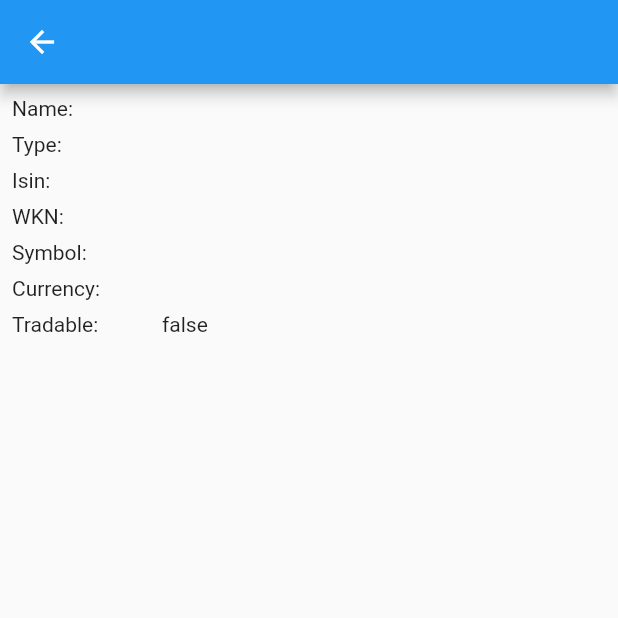
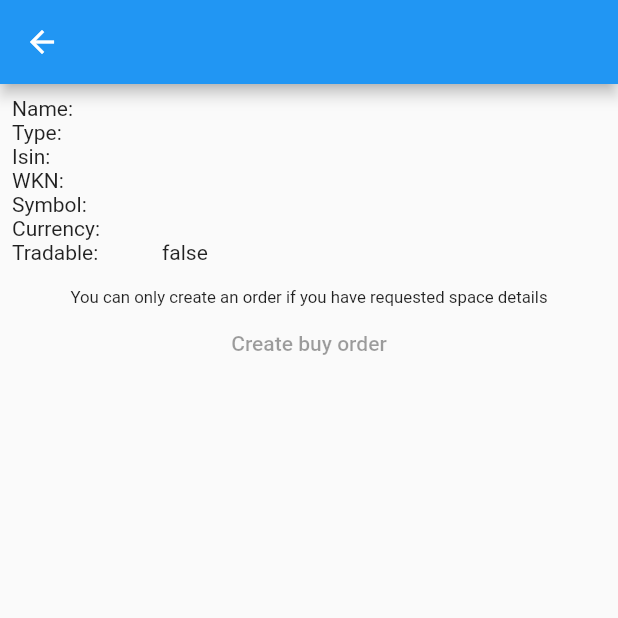
Before and after one commit to stormqueen23/lemonMarketsClient, a Flutter app: the InstrumentDetailScreen screen opened directly with empty values, on a phone screen of 412 x 824 dp, the top half of it. Run offline on Flutter 3.47's test engine with Material 2 defaults, Android fonts, the phone set to English and light mode, and no system bars; generated files the repository leaves out were written again.

Commit message:
add create order (buy) to example

```diff
--- a/example/lib/screens/homeScreen.dart
+++ b/example/lib/screens/homeScreen.dart
@@ -1,8 +1,10 @@
+import 'package:example/provider/lemonMarketsProvider.dart';
 import 'package:example/widgets/accessTokenWidgets.dart';
 import 'package:example/widgets/commonWidgets.dart';
 import 'package:example/widgets/searchInstrumentsWidgets.dart';
 import 'package:example/widgets/spaceWidgets.dart';
 import 'package:flutter/material.dart';
+import 'package:provider/provider.dart';
 
 class HomeScreen extends StatelessWidget {
   const HomeScreen({Key? key}) : super(key: key);
@@ -35,12 +37,12 @@ class HomeScreen extends StatelessWidget {
                   crossAxisAlignment: CrossAxisAlignment.center,
                   children: [
                     LemonErrorWidget(),
-                    AccessTokenRow(),
+                    DataReceivedWidget(hasData: context.watch<LemonMarketsProvider>().token != null, description: 'Token:',),
                     AccessTokenArea(),
                     Divider(
                       thickness: 3,
                     ),
-                    SpaceDetailRow(),
+                    DataReceivedWidget(hasData: context.watch<LemonMarketsProvider>().spaces != null, description: 'Space:',),
                     SpacesArea(),
 
                   ],
--- a/example/lib/screens/instrumentDetailScreen.dart
+++ b/example/lib/screens/instrumentDetailScreen.dart
@@ -1,4 +1,8 @@
+import 'package:example/provider/lemonMarketsProvider.dart';
+import 'package:example/screens/orderScreen.dart';
+import 'package:example/widgets/commonWidgets.dart';
 import 'package:flutter/material.dart';
+import 'package:provider/provider.dart';
 import 'package:lemon_markets_client/lemon_markets_client.dart';
 
 class InstrumentDetailScreen extends StatelessWidget {
@@ -8,6 +12,8 @@ class InstrumentDetailScreen extends StatelessWidget {
 
   @override
   Widget build(BuildContext context) {
+    bool hasToken = context.watch<LemonMarketsProvider>().token != null;
+    bool hasSpaceData = context.watch<LemonMarketsProvider>().spaces != null && context.watch<LemonMarketsProvider>().spaces!.result.isNotEmpty;
     return Scaffold(
       appBar: AppBar(
         title: Text(instrument.title),
@@ -16,28 +22,31 @@ class InstrumentDetailScreen extends StatelessWidget {
         padding: const EdgeInsets.all(8.0),
         child: Column(
           children: [
-            _getAttributeRow('Name: ', instrument.name),
-            _getAttributeRow('Type: ', instrument.type),
-            _getAttributeRow('Isin: ', instrument.isin),
-            _getAttributeRow('WKN: ', instrument.wkn),
-            _getAttributeRow('Symbol: ', instrument.symbol),
-            _getAttributeRow('Currency: ', instrument.currency),
-            _getAttributeRow('Tradable: ', instrument.tradable.toString()),
+            AttributeWidget(name: 'Name: ', value: instrument.name),
+            AttributeWidget(name: 'Type: ', value: instrument.type),
+            AttributeWidget(name: 'Isin: ', value: instrument.isin),
+            AttributeWidget(name: 'WKN: ', value: instrument.wkn),
+            AttributeWidget(name: 'Symbol: ', value: instrument.symbol),
+            AttributeWidget(name: 'Currency: ', value: instrument.currency),
+            AttributeWidget(name: 'Tradable: ', value: instrument.tradable.toString()),
+            Container(
+              height: 16,
+            ),
+            !hasToken || !hasSpaceData ? Text('You can only create an order if you have requested space details', textScaleFactor: 0.8,) : Container(),
+            TextButton(
+                onPressed: !instrument.tradable || !hasToken || !hasSpaceData
+                    ? null
+                    : () {
+                        context.read<LemonMarketsProvider>().orderCreated = false;
+                        Navigator.push(
+                          context,
+                          MaterialPageRoute(builder: (context) => OrderScreen(instrument: instrument, sell: false)),
+                        );
+                      },
+                child: Text('Create buy order'))
           ],
         ),
       ),
     );
   }
-
-  Widget _getAttributeRow(String name, String value) {
-    return Padding(
-      padding: const EdgeInsets.only(bottom: 8.0),
-      child: Row(
-        children: [
-          SizedBox(width: 100, child: Text(name)),
-          Flexible(flex: 3, child: Text(value))
-        ],
-      ),
-    );
-  }
 }
--- a/example/lib/widgets/commonWidgets.dart
+++ b/example/lib/widgets/commonWidgets.dart
@@ -10,7 +10,60 @@ class LemonErrorWidget extends StatelessWidget {
     bool hasError = context.watch<LemonMarketsProvider>().errorMessage != null;
     return hasError ? Padding(
       padding: const EdgeInsets.all(8.0),
-      child: Text(context.watch<LemonMarketsProvider>().errorMessage!, style: TextStyle(color: Colors.red)),
+      child: Column(
+        children: [
+          Row(
+            mainAxisAlignment: MainAxisAlignment.end,
+            children: [
+              IconButton(onPressed: () => context.read<LemonMarketsProvider>().setErrorMessage(null), icon: Icon(Icons.clear, color: Colors.red,)),
+            ],
+          ),
+          Text(context.watch<LemonMarketsProvider>().errorMessage!, style: TextStyle(color: Colors.red)),
+        ],
+      ),
     ) : Container();
   }
 }
+
+class AttributeWidget extends StatelessWidget {
+  final String name;
+  final String value;
+
+  const AttributeWidget({Key? key, required this.name, required this.value}) : super(key: key);
+
+  @override
+  Widget build(BuildContext context) {
+    return Row(
+      children: [
+        SizedBox(width: 100, child: Text(name)),
+        Flexible(child: SelectableText(value))
+      ],
+    );
+  }
+}
+
+class DataReceivedWidget extends StatelessWidget {
+  final bool hasData;
+  final String description;
+
+  const DataReceivedWidget({Key? key,required this.hasData,required this.description}) : super(key: key);
+
+  @override
+  Widget build(BuildContext context) {
+    return Row(
+      mainAxisAlignment: MainAxisAlignment.center,
+      children: [
+        Text(description),
+        hasData
+            ? Icon(
+          Icons.check_box,
+          color: Colors.green,
+        )
+            : Icon(
+          Icons.not_interested,
+          color: Colors.red,
+        )
+      ],
+    );
+  }
+}
--- a/example/lib/widgets/searchInstrumentsWidgets.dart
+++ b/example/lib/widgets/searchInstrumentsWidgets.dart
@@ -40,6 +40,7 @@ class _SearchInstrumentsAreaState extends State<SearchInstrumentsArea> {
     return Column(
       children: [
         Text('Instrument search', textScaleFactor: 1.2,),
+        !hasToken ? Text('You can only search if you have requested a token', textScaleFactor: 0.8,) : Container(),
         Row(mainAxisAlignment: MainAxisAlignment.spaceBetween, children: [
           Container(
             width: MediaQuery.of(context).size.width / 1.5,
```
Also changed, not shown: example/lib/provider/lemonMarketsProvider.dart (+26 -4 lines), example/lib/screens/orderScreen.dart (added, +144 -0 lines), example/lib/widgets/accessTokenWidgets.dart (+5 -36 lines), example/lib/widgets/spaceWidgets.dart (+6 -38 lines).
